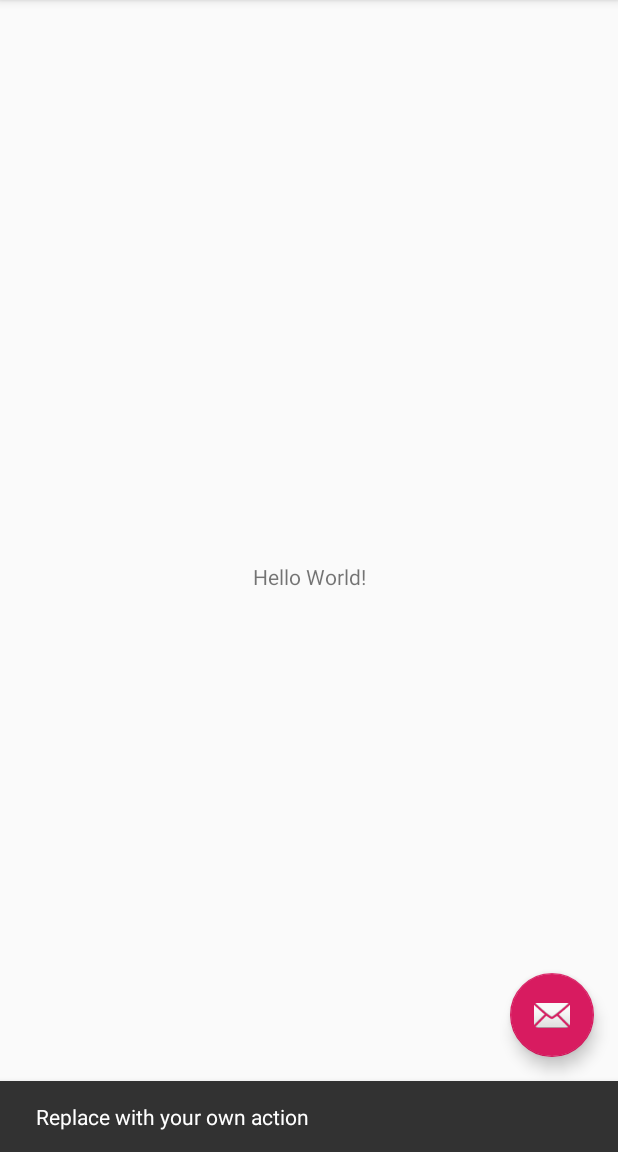
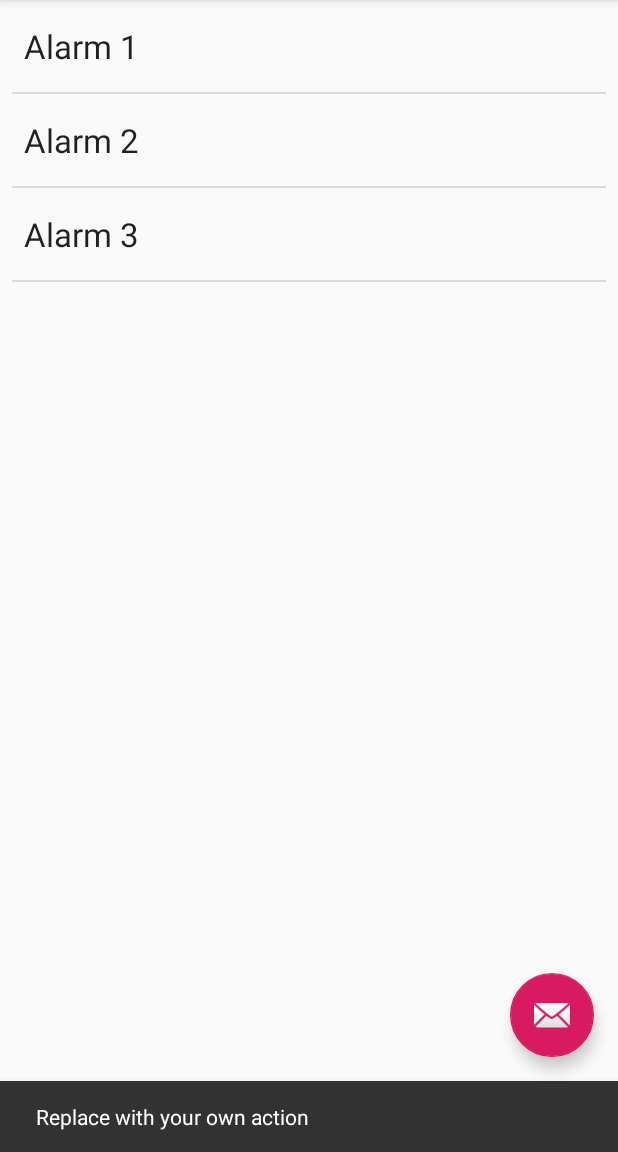
Before and after one commit to GustadoYO/wake-me-home, an Android app: the screen it shows after launch (MainActivity), after a tap on an icon or button, on a phone screen of 412 x 824 dp, the part 84-1236 px from its top. Run offline under Robolectric (Android 15) with nearby library versions, the phone set to English and light mode, and no system bars.

Commit message:
Create a RecyclerView for the alarms list

```diff
--- a/app/build.gradle
+++ b/app/build.gradle
@@ -4,7 +4,7 @@ android {
     compileSdkVersion 28
     defaultConfig {
         applicationId "com.gusta.wakemehome"
-        minSdkVersion 15
+        minSdkVersion 16
         targetSdkVersion 28
         versionCode 1
         versionName "1.0"
@@ -26,4 +26,6 @@ dependencies {
     testImplementation 'junit:junit:4.12'
     androidTestImplementation 'com.android.support.test:runner:1.0.2'
     androidTestImplementation 'com.android.support.test.espresso:espresso-core:3.0.2'
+
+    implementation 'com.android.support:recyclerview-v7:28.0.0'
 }
--- /dev/null
+++ b/app/src/main/java/com/gusta/wakemehome/AlarmAdapter.java
@@ -0,0 +1,100 @@
+package com.gusta.wakemehome;
+
+import android.content.Context;
+import android.support.annotation.NonNull;
+import android.support.v7.widget.RecyclerView;
+import android.view.LayoutInflater;
+import android.view.View;
+import android.view.ViewGroup;
+import android.widget.TextView;
+
+/**
+ * {@link AlarmAdapter} exposes a list of weather forecasts to a
+ * {@link android.support.v7.widget.RecyclerView}
+ */
+public class AlarmAdapter extends RecyclerView.Adapter<AlarmAdapter.AlarmAdapterViewHolder> {
+
+    private String[] mAlarmsData;
+
+    public AlarmAdapter() {
+
+    }
+
+    /**
+     * Cache of the children views for an alarm item.
+     */
+    public class AlarmAdapterViewHolder extends RecyclerView.ViewHolder {
+
+        // Within AlarmAdapterViewHolder ///////////////////////////////////////////////////////
+        public final TextView mAlarmTextView;
+
+        public AlarmAdapterViewHolder(View view) {
+            super(view);
+            mAlarmTextView = (TextView) view.findViewById(R.id.tv_alarm_data);
+        }
+        // Within AlarmAdapterViewHolder ///////////////////////////////////////////////////////
+    }
+
+    /**
+     * This gets called when each new ViewHolder is created. This happens when the RecyclerView
+     * is laid out. Enough ViewHolders will be created to fill the screen and allow for scrolling.
+     *
+     * @param viewGroup The ViewGroup that these ViewHolders are contained within.
+     * @param viewType  If your RecyclerView has more than one type of item (which ours doesn't) you
+     *                  can use this viewType integer to provide a different layout. See
+     *                  {@link android.support.v7.widget.RecyclerView.Adapter#getItemViewType(int)}
+     *                  for more details.
+     * @return A new AlarmAdapterViewHolder that holds the View for each list item
+     */
+    @NonNull
+    @Override
+    public AlarmAdapterViewHolder onCreateViewHolder(@NonNull ViewGroup viewGroup, int viewType) {
+        Context context = viewGroup.getContext();
+        int layoutIdForListItem = R.layout.alarm_list_item;
+        LayoutInflater inflater = LayoutInflater.from(context);
+        boolean shouldAttachToParentImmediately = false;
+
+        View view = inflater.inflate(layoutIdForListItem, viewGroup, shouldAttachToParentImmediately);
+        return new AlarmAdapterViewHolder(view);
+    }
+
+    /**
+     * OnBindViewHolder is called by the RecyclerView to display the data at the specified
+     * position. In this method, we update the contents of the ViewHolder to display the weather
+     * details for this particular position, using the "position" argument that is conveniently
+     * passed into us.
+     *
+     * @param alarmAdapterViewHolder The ViewHolder which should be updated to represent the
+     *                               contents of the item at the given position in the data set.
+     * @param position               The position of the item within the adapter's data set.
+     */
+    @Override
+    public void onBindViewHolder(@NonNull AlarmAdapterViewHolder alarmAdapterViewHolder, int position) {
+        String thisAlarm = mAlarmsData[position];
+        alarmAdapterViewHolder.mAlarmTextView.setText(thisAlarm);
+    }
+
+    /**
+     * This method simply returns the number of items to display. It is used behind the scenes
+     * to help layout our Views and for animations.
+     *
+     * @return The number of items available in our alarm list
+     */
+    @Override
+    public int getItemCount() {
+        if (null == mAlarmsData) return 0;
+        return mAlarmsData.length;
+    }
+
+    /**
+     * This method is used to set the weather forecast on a ForecastAdapter if we've already
+     * created one. This is handy when we get new data from the web but don't want to create a
+     * new ForecastAdapter to display it.
+     *
+     * @param alarmsData The new weather data to be displayed.
+     */
+    public void setAlarmsData(String[] alarmsData) {
+        this.mAlarmsData = alarmsData;
+        notifyDataSetChanged();
+    }
+}
--- a/app/src/main/java/com/gusta/wakemehome/MainActivity.java
+++ b/app/src/main/java/com/gusta/wakemehome/MainActivity.java
@@ -1,15 +1,25 @@
 package com.gusta.wakemehome;
 
+import android.os.AsyncTask;
 import android.os.Bundle;
 import android.support.design.widget.FloatingActionButton;
 import android.support.design.widget.Snackbar;
 import android.support.v7.app.AppCompatActivity;
+import android.support.v7.widget.LinearLayoutManager;
+import android.support.v7.widget.RecyclerView;
 import android.support.v7.widget.Toolbar;
 import android.view.View;
 import android.view.Menu;
 import android.view.MenuItem;
+import android.widget.ProgressBar;
+import android.widget.TextView;
 
 public class MainActivity extends AppCompatActivity {
+
+    private RecyclerView mRecyclerView;
+    private AlarmAdapter mAlarmAdapter;
+    private TextView mErrorMessageDisplay;
+    private ProgressBar mLoadingIndicator;
 
     @Override
     protected void onCreate(Bundle savedInstanceState) {
@@ -17,6 +27,48 @@ public class MainActivity extends AppCompatActivity {
         setContentView(R.layout.activity_main);
         Toolbar toolbar = findViewById(R.id.toolbar);
         setSupportActionBar(toolbar);
+
+        /*
+         * Using findViewById, we get a reference to our RecyclerView from xml. This allows us to
+         * do things like set the adapter of the RecyclerView and toggle the visibility.
+         */
+        mRecyclerView = (RecyclerView) findViewById(R.id.rv_alarms);
+
+        /* This TextView is used to display errors and will be hidden if there are no errors */
+        mErrorMessageDisplay = (TextView) findViewById(R.id.tv_error_message_display);
+
+        /*
+         * LinearLayoutManager can support HORIZONTAL or VERTICAL orientations. The reverse layout
+         * parameter is useful mostly for HORIZONTAL layouts that should reverse for right to left
+         * languages.
+         */
+        LinearLayoutManager layoutManager
+                = new LinearLayoutManager(this, LinearLayoutManager.VERTICAL, false);
+        mRecyclerView.setLayoutManager(layoutManager);
+
+        /*
+         * Use this setting to improve performance if you know that changes in content do not
+         * change the child layout size in the RecyclerView
+         */
+        mRecyclerView.setHasFixedSize(true);
+
+        /*
+         * The AlarmAdapter is responsible for linking our alarms data with the Views that
+         * will end up displaying our alarms data.
+         */
+        mAlarmAdapter = new AlarmAdapter();
+
+        /* Setting the adapter attaches it to the RecyclerView in our layout. */
+        mRecyclerView.setAdapter(mAlarmAdapter);
+
+        /*
+         * The ProgressBar that will indicate to the user that we are loading data. It will be
+         * hidden when no data is loading.
+         *
+         * Please note: This so called "ProgressBar" isn't a bar by default. It is more of a
+         * circle. We didn't make the rules (or the names of Views), we just follow them.
+         */
+        mLoadingIndicator = (ProgressBar) findViewById(R.id.pb_loading_indicator);
 
         FloatingActionButton fab = findViewById(R.id.fab);
         fab.setOnClickListener(new View.OnClickListener() {
@@ -26,6 +78,79 @@ public class MainActivity extends AppCompatActivity {
                         .setAction("Action", null).show();
             }
         });
+
+        /* Once all of our views are setup, we can load the weather data. */
+        loadWeatherData();
+    }
+
+    /**
+     * This method will show the alarms view, and then tell some
+     * background method to get the weather data in the background.
+     */
+    private void loadWeatherData() {
+        showAlarmsDataView();
+        new FetchAlarmsTask().execute();
+    }
+
+    /**
+     * This method will make the View for the alarms data visible and
+     * hide the error message.
+     * <p>
+     * Since it is okay to redundantly set the visibility of a View, we don't
+     * need to check whether each view is currently visible or invisible.
+     */
+    private void showAlarmsDataView() {
+        /* First, make sure the error is invisible */
+        mErrorMessageDisplay.setVisibility(View.INVISIBLE);
+        /* Then, make sure the alarms data is visible */
+        mRecyclerView.setVisibility(View.VISIBLE);
+    }
+
+    /**
+     * This method will make the error message visible and hide the alarms
+     * View.
+     * <p>
+     * Since it is okay to redundantly set the visibility of a View, we don't
+     * need to check whether each view is currently visible or invisible.
+     */
+    private void showErrorMessage() {
+        /* First, hide the currently visible data */
+        mRecyclerView.setVisibility(View.INVISIBLE);
+        /* Then, show the error */
+        mErrorMessageDisplay.setVisibility(View.VISIBLE);
+    }
+
+    public class FetchAlarmsTask extends AsyncTask<String, Void, String[]> {
+
+        @Override
+        protected void onPreExecute() {
+            super.onPreExecute();
+            mLoadingIndicator.setVisibility(View.VISIBLE);
+        }
+
+        @Override
+        protected String[] doInBackground(String... params) {
+
+            // TODO: Replace with real data from database
+            String[] alarmsData = new String[3];
+            alarmsData[0] = "Alarm 1";
+            alarmsData[1] = "Alarm 2";
+            alarmsData[2] = "Alarm 3";
+
+            return alarmsData;
+
+        }
+
+        @Override
+        protected void onPostExecute(String[] alarmsData) {
+            mLoadingIndicator.setVisibility(View.INVISIBLE);
+            if (alarmsData != null) {
+                showAlarmsDataView();
+                mAlarmAdapter.setAlarmsData(alarmsData);
+            } else {
+                showErrorMessage();
+            }
+        }
     }
 
     @Override
--- /dev/null
+++ b/app/src/main/res/layout/alarm_list_item.xml
@@ -0,0 +1,23 @@
+<?xml version="1.0" encoding="utf-8"?>
+<LinearLayout xmlns:android="http://schemas.android.com/apk/res/android"
+    android:layout_width="match_parent"
+    android:layout_height="wrap_content"
+    android:orientation="vertical">
+
+    <!--This TextView holds the alarm data for one particular alarm in the list-->
+    <TextView
+        android:id="@+id/tv_alarm_data"
+        style="@style/TextAppearance.AppCompat.Large"
+        android:layout_width="wrap_content"
+        android:layout_height="wrap_content"
+        android:padding="16dp"/>
+
+    <!--This View serves as a visual divider between list items-->
+    <View
+        android:layout_width="match_parent"
+        android:layout_height="1dp"
+        android:background="#dadada"
+        android:layout_marginLeft="8dp"
+        android:layout_marginRight="8dp" />
+
+</LinearLayout>
--- a/app/src/main/res/layout/content_main.xml
+++ b/app/src/main/res/layout/content_main.xml
@@ -1,5 +1,5 @@
 <?xml version="1.0" encoding="utf-8"?>
-<android.support.constraint.ConstraintLayout xmlns:android="http://schemas.android.com/apk/res/android"
+<FrameLayout xmlns:android="http://schemas.android.com/apk/res/android"
     xmlns:app="http://schemas.android.com/apk/res-auto"
     xmlns:tools="http://schemas.android.com/tools"
     android:layout_width="match_parent"
@@ -8,13 +8,25 @@
     tools:context=".MainActivity"
     tools:showIn="@layout/activity_main">
 
+    <android.support.v7.widget.RecyclerView
+        android:layout_width="match_parent"
+        android:layout_height="match_parent"
+        android:id="@+id/rv_alarms"/>
+
     <TextView
+        android:id="@+id/tv_error_message_display"
         android:layout_width="wrap_content"
         android:layout_height="wrap_content"
-        android:text="Hello World!"
-        app:layout_constraintBottom_toBottomOf="parent"
-        app:layout_constraintLeft_toLeftOf="parent"
-        app:layout_constraintRight_toRightOf="parent"
-        app:layout_constraintTop_toTopOf="parent" />
+        android:padding="16dp"
+        android:text="@string/error_message"
+        android:textSize="20sp"
+        android:visibility="invisible" />
 
-</android.support.constraint.ConstraintLayout>
+    <ProgressBar
+        android:id="@+id/pb_loading_indicator"
+        android:layout_height="42dp"
+        android:layout_width="42dp"
+        android:layout_gravity="center"
+        android:visibility="invisible" />
+
+</FrameLayout>
--- a/app/src/main/res/values/strings.xml
+++ b/app/src/main/res/values/strings.xml
@@ -1,4 +1,9 @@
 <resources>
     <string name="app_name">WakeMeHome</string>
     <string name="action_settings">Settings</string>
+
+    <string name="error_message">
+        An error has occurred. Please try again by clicking REFRESH
+    </string>
+
 </resources>
```
